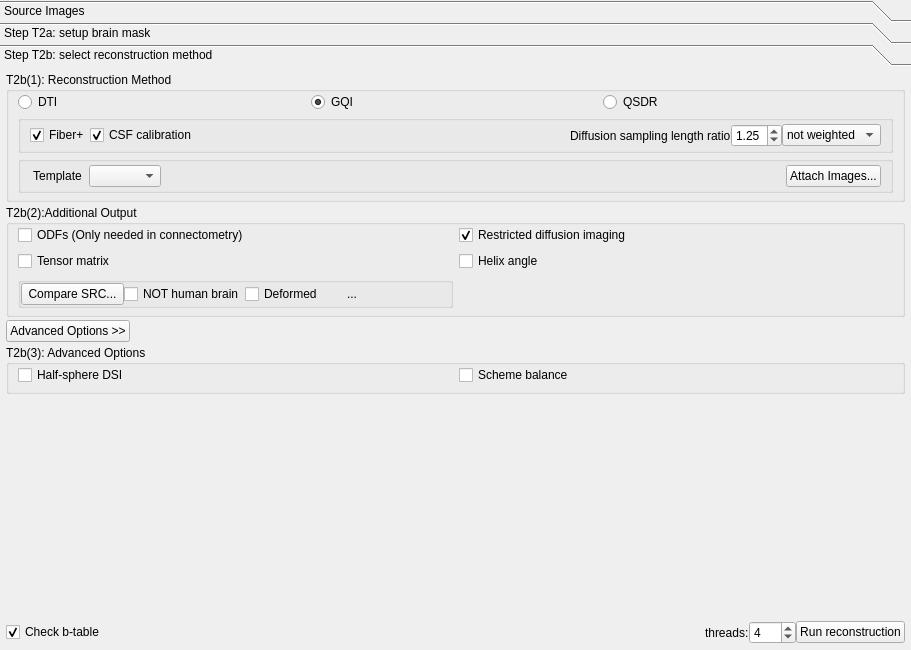
Above: reconstruction/reconstruction_window.ui from frankyeh/DSI-Studio before the change. Below: the same form after it.
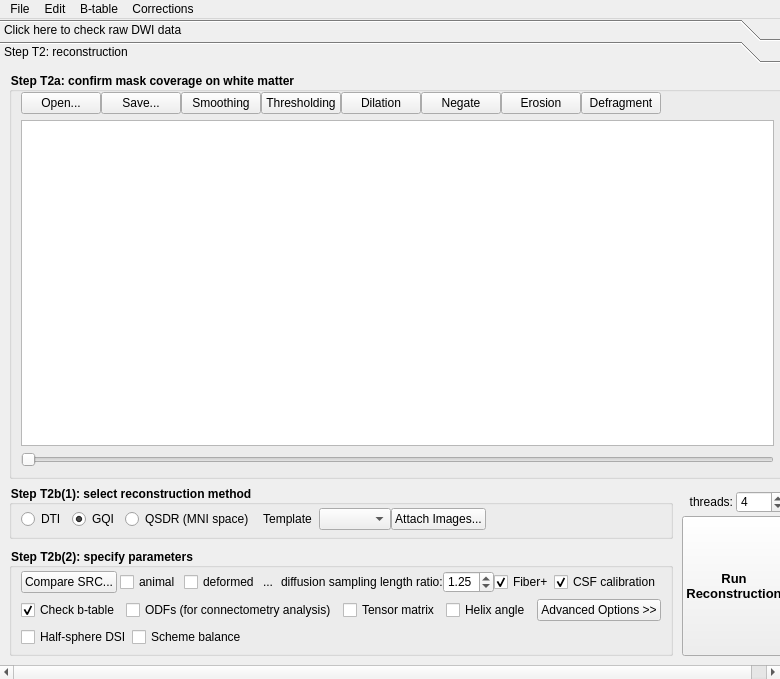
That is the form after the change. Icons and pictures are not drawn.

Commit message: [gui] remake recon GUI

Diff of the .ui file:
```diff
--- a/reconstruction/reconstruction_window.ui
+++ b/reconstruction/reconstruction_window.ui
@@ -6,8 +6,8 @@
    <rect>
     <x>0</x>
     <y>0</y>
-    <width>911</width>
-    <height>650</height>
+    <width>780</width>
+    <height>679</height>
    </rect>
   </property>
   <property name="sizePolicy">
@@ -30,6 +30,10 @@
   <property name="windowTitle">
    <string>Reconstruction</string>
   </property>
+  <property name="styleSheet">
+   <string notr="true">QGroupBox { font-weight: bold; } 
+QToolBox { font-weight: bold; } </string>
+  </property>
   <widget class="QWidget" name="centralwidget">
    <layout class="QVBoxLayout" name="verticalLayout">
     <property name="spacing">
@@ -50,7 +54,7 @@
     <item>
      <widget class="QToolBox" name="toolBox">
       <property name="currentIndex">
-       <number>2</number>
+       <number>1</number>
       </property>
       <property name="tabSpacing">
        <number>0</number>
@@ -60,12 +64,12 @@
         <rect>
          <x>0</x>
          <y>0</y>
-         <width>911</width>
-         <height>563</height>
+         <width>780</width>
+         <height>616</height>
         </rect>
        </property>
        <attribute name="label">
-        <string>Source Images</string>
+        <string>Click here to check raw DWI data</string>
        </attribute>
        <layout class="QHBoxLayout" name="horizontalLayout_25">
         <item>
@@ -392,16 +396,23 @@
         <rect>
          <x>0</x>
          <y>0</y>
-         <width>911</width>
-         <height>563</height>
+         <width>780</width>
+         <height>616</height>
         </rect>
        </property>
        <attribute name="label">
-        <string>Step T2a: setup brain mask</string>
+        <string>Step T2: reconstruction</string>
        </attribute>
-       <layout class="QGridLayout" name="gridLayout_2">
-        <item row="0" column="0">
-         <layout class="QVBoxLayout" name="verticalLayout_5">
+       <layout class="QVBoxLayout" name="verticalLayout_5" stretch="1,0">
+        <item>
+         <widget class="QGroupBox" name="groupBox_2">
+          <property name="title">
+           <string>Step T2a: confirm mask coverage on white matter</string>
+          </property>
+          <layout class="QVBoxLayout" name="verticalLayout_2">
+           <property name="topMargin">
+            <number>0</number>
+           </property>
           <item>
            <layout class="QVBoxLayout" name="verticalLayout_3">
             <item>
@@ -501,54 +512,38 @@
            </layout>
           </item>
          </layout>
-        </item>
-       </layout>
-      </widget>
-      <widget class="QWidget" name="page">
-       <property name="geometry">
-        <rect>
-         <x>0</x>
-         <y>0</y>
-         <width>911</width>
-         <height>563</height>
-        </rect>
-       </property>
-       <property name="minimumSize">
-        <size>
-         <width>0</width>
-         <height>0</height>
-        </size>
-       </property>
-       <attribute name="label">
-        <string>Step T2b: select reconstruction method</string>
-       </attribute>
-       <layout class="QVBoxLayout" name="verticalLayout_2">
+         </widget>
+        </item>
+        <item>
+         <layout class="QHBoxLayout" name="horizontalLayout_6">
+          <property name="spacing">
+           <number>9</number>
+          </property>
+          <property name="topMargin">
+           <number>0</number>
+          </property>
+          <item>
+           <layout class="QVBoxLayout" name="verticalLayout_13">
         <property name="spacing">
-         <number>3</number>
-        </property>
-        <property name="leftMargin">
-         <number>6</number>
-        </property>
+             <number>9</number>
+            </property>
         <property name="topMargin">
-         <number>6</number>
+             <number>0</number>
         </property>
         <property name="rightMargin">
-         <number>6</number>
-        </property>
-        <property name="bottomMargin">
-         <number>6</number>
+             <number>0</number>
         </property>
         <item>
          <widget class="QGroupBox" name="groupBox">
           <property name="title">
-           <string>T2b(1): Reconstruction Method</string>
+               <string>Step T2b(1): select reconstruction method</string>
           </property>
           <layout class="QVBoxLayout" name="verticalLayout_10">
            <property name="spacing">
-            <number>3</number>
+                <number>6</number>
            </property>
            <property name="topMargin">
-            <number>0</number>
+                <number>3</number>
            </property>
            <property name="bottomMargin">
             <number>6</number>
@@ -581,129 +576,24 @@
                 <bool>true</bool>
                </property>
                <property name="text">
-                <string>QSDR</string>
+                    <string>QSDR (MNI space)</string>
                </property>
               </widget>
              </item>
-            </layout>
-           </item>
            <item>
-            <widget class="QGroupBox" name="GQIOption_2">
-             <layout class="QHBoxLayout" name="GQIOption">
-              <property name="spacing">
-               <number>0</number>
-              </property>
-              <property name="leftMargin">
-               <number>9</number>
-              </property>
-              <property name="topMargin">
-               <number>3</number>
-              </property>
-              <property name="bottomMargin">
-               <number>3</number>
-              </property>
-              <item>
-               <widget class="QCheckBox" name="odf_resolving">
-                <property name="text">
-                 <string>Fiber+</string>
-                </property>
-                <property name="checked">
-                 <bool>true</bool>
-                </property>
-               </widget>
-              </item>
-              <item>
-               <widget class="QCheckBox" name="csf_calibration">
-                <property name="text">
-                 <string>CSF calibration</string>
-                </property>
-                <property name="checked">
-                 <bool>true</bool>
-                </property>
-               </widget>
-              </item>
-              <item>
-               <spacer name="horizontalSpacer_9">
-                <property name="orientation">
-                 <enum>Qt::Horizontal</enum>
-                </property>
-                <property name="sizeHint" stdset="0">
-                 <size>
-                  <width>40</width>
-                  <height>20</height>
-                 </size>
-                </property>
-               </spacer>
-              </item>
-              <item>
-               <widget class="QLabel" name="label_7">
-                <property name="text">
-                 <string>Diffusion sampling length ratio</string>
-                </property>
-               </widget>
-              </item>
-              <item>
-               <widget class="QDoubleSpinBox" name="diffusion_sampling">
-                <property name="maximumSize">
-                 <size>
-                  <width>75</width>
-                  <height>16777215</height>
-                 </size>
-                </property>
-                <property name="decimals">
-                 <number>2</number>
-                </property>
-                <property name="minimum">
-                 <double>0.050000000000000</double>
-                </property>
-                <property name="maximum">
-                 <double>3.000000000000000</double>
-                </property>
-                <property name="singleStep">
-                 <double>0.050000000000000</double>
-                </property>
-                <property name="value">
-                 <double>1.250000000000000</double>
-                </property>
-               </widget>
-              </item>
-              <item>
-               <widget class="QComboBox" name="ODFDef">
-                <property name="maximumSize">
-                 <size>
-                  <width>150</width>
-                  <height>16777215</height>
-                 </size>
-                </property>
-                <item>
-                 <property name="text">
-                  <string>not weighted</string>
-                 </property>
-                </item>
-                <item>
-                 <property name="text">
-                  <string>r^2 weighted</string>
-                 </property>
-                </item>
-               </widget>
-              </item>
-             </layout>
-            </widget>
-           </item>
-           <item>
-            <widget class="QGroupBox" name="ResolutionBox">
-             <property name="title">
-              <string/>
-             </property>
-             <property name="flat">
-              <bool>false</bool>
-             </property>
+                  <widget class="QWidget" name="ResolutionBox" native="true">
              <layout class="QHBoxLayout" name="horizontalLayout_7">
+                    <property name="leftMargin">
+                     <number>0</number>
+                    </property>
               <property name="topMargin">
-               <number>3</number>
+                     <number>0</number>
+                    </property>
+                    <property name="rightMargin">
+                     <number>0</number>
               </property>
               <property name="bottomMargin">
-               <number>3</number>
+                     <number>0</number>
               </property>
               <item>
                <layout class="QHBoxLayout" name="horizontalLayout_10">
@@ -720,19 +610,6 @@
                 <item>
                  <widget class="QComboBox" name="primary_template"/>
                 </item>
-                <item>
-                 <spacer name="horizontalSpacer_5">
-                  <property name="orientation">
-                   <enum>Qt::Horizontal</enum>
-                  </property>
-                  <property name="sizeHint" stdset="0">
-                   <size>
-                    <width>40</width>
-                    <height>20</height>
-                   </size>
-                  </property>
-                 </spacer>
-                </item>
                 <item>
                  <widget class="QPushButton" name="add_t1t2">
                   <property name="sizePolicy">
@@ -751,46 +628,55 @@
              </layout>
             </widget>
            </item>
+                 <item>
+                  <spacer name="horizontalSpacer_7">
+                   <property name="orientation">
+                    <enum>Qt::Horizontal</enum>
+                   </property>
+                   <property name="sizeHint" stdset="0">
+                    <size>
+                     <width>40</width>
+                     <height>20</height>
+                    </size>
+                   </property>
+                  </spacer>
+                 </item>
+                </layout>
+               </item>
           </layout>
          </widget>
         </item>
         <item>
          <widget class="QGroupBox" name="Output">
           <property name="title">
-           <string>T2b(2):Additional Output</string>
-          </property>
-          <layout class="QGridLayout" name="gridLayout_3">
+               <string>Step T2b(2): specify parameters</string>
+              </property>
+              <layout class="QVBoxLayout" name="verticalLayout_7">
+               <property name="spacing">
+                <number>6</number>
+               </property>
            <property name="topMargin">
-            <number>0</number>
+                <number>3</number>
            </property>
            <property name="bottomMargin">
             <number>6</number>
            </property>
-           <item row="1" column="0">
-            <widget class="QCheckBox" name="RecordODF">
-             <property name="text">
-              <string>ODFs (Only needed in connectometry)</string>
-             </property>
-            </widget>
-           </item>
-           <item row="1" column="1">
-            <widget class="QCheckBox" name="rdi">
-             <property name="text">
-              <string>Restricted diffusion imaging</string>
-             </property>
-             <property name="checked">
-              <bool>true</bool>
-             </property>
-            </widget>
-           </item>
-           <item row="6" column="0">
-            <widget class="QGroupBox" name="DT_Option">
-             <property name="title">
-              <string/>
-             </property>
+               <item>
+                <layout class="QHBoxLayout" name="horizontalLayout_2">
+                 <property name="spacing">
+                  <number>0</number>
+                 </property>
+                 <property name="topMargin">
+                  <number>0</number>
+                 </property>
+                 <property name="rightMargin">
+                  <number>0</number>
+                 </property>
+                 <item>
+                  <widget class="QWidget" name="DT_Option" native="true">
              <layout class="QHBoxLayout" name="horizontalLayout">
               <property name="spacing">
-               <number>0</number>
+                     <number>3</number>
               </property>
               <property name="leftMargin">
                <number>0</number>
@@ -814,7 +700,7 @@
               <item>
                <widget class="QCheckBox" name="not_human_brain">
                 <property name="text">
-                 <string>NOT human brain</string>
+                       <string>animal</string>
                 </property>
                </widget>
               </item>
@@ -827,7 +713,7 @@
                  </sizepolicy>
                 </property>
                 <property name="text">
-                 <string>Deformed</string>
+                       <string>deformed</string>
                 </property>
                </widget>
               </item>
@@ -838,28 +724,156 @@
                 </property>
                </widget>
               </item>
+                    <item>
+                     <spacer name="horizontalSpacer_3">
+                      <property name="orientation">
+                       <enum>Qt::Horizontal</enum>
+                      </property>
+                      <property name="sizeHint" stdset="0">
+                       <size>
+                        <width>40</width>
+                        <height>20</height>
+                       </size>
+                      </property>
+                     </spacer>
+                    </item>
              </layout>
             </widget>
            </item>
-           <item row="3" column="0">
+                 <item>
+                  <widget class="QWidget" name="GQIOption_2" native="true">
+                   <layout class="QHBoxLayout" name="GQIOption">
+                    <property name="spacing">
+                     <number>0</number>
+                    </property>
+                    <property name="leftMargin">
+                     <number>0</number>
+                    </property>
+                    <property name="topMargin">
+                     <number>0</number>
+                    </property>
+                    <property name="rightMargin">
+                     <number>0</number>
+                    </property>
+                    <property name="bottomMargin">
+                     <number>0</number>
+                    </property>
+                    <item>
+                     <spacer name="horizontalSpacer_5">
+                      <property name="orientation">
+                       <enum>Qt::Horizontal</enum>
+                      </property>
+                      <property name="sizeHint" stdset="0">
+                       <size>
+                        <width>40</width>
+                        <height>20</height>
+                       </size>
+                      </property>
+                     </spacer>
+                    </item>
+                    <item>
+                     <widget class="QLabel" name="label_7">
+                      <property name="text">
+                       <string>diffusion sampling length ratio:</string>
+                      </property>
+                     </widget>
+                    </item>
+                    <item>
+                     <widget class="QDoubleSpinBox" name="diffusion_sampling">
+                      <property name="maximumSize">
+                       <size>
+                        <width>75</width>
+                        <height>16777215</height>
+                       </size>
+                      </property>
+                      <property name="decimals">
+                       <number>2</number>
+                      </property>
+                      <property name="minimum">
+                       <double>0.050000000000000</double>
+                      </property>
+                      <property name="maximum">
+                       <double>3.000000000000000</double>
+                      </property>
+                      <property name="singleStep">
+                       <double>0.050000000000000</double>
+                      </property>
+                      <property name="value">
+                       <double>1.250000000000000</double>
+                      </property>
+                     </widget>
+                    </item>
+                    <item>
+                     <widget class="QCheckBox" name="odf_resolving">
+                      <property name="text">
+                       <string>Fiber+</string>
+                      </property>
+                      <property name="checked">
+                       <bool>true</bool>
+                      </property>
+                     </widget>
+                    </item>
+                    <item>
+                     <widget class="QCheckBox" name="csf_calibration">
+                      <property name="text">
+                       <string>CSF calibration</string>
+                      </property>
+                      <property name="checked">
+                       <bool>true</bool>
+                      </property>
+                     </widget>
+                    </item>
+                   </layout>
+                  </widget>
+                 </item>
+                </layout>
+               </item>
+               <item>
+                <layout class="QHBoxLayout" name="horizontalLayout_4">
+                 <item>
+                  <widget class="QCheckBox" name="check_btable">
+                   <property name="text">
+                    <string>Check b-table</string>
+                   </property>
+                   <property name="checked">
+                    <bool>true</bool>
+                   </property>
+                  </widget>
+                 </item>
+                 <item>
+                  <widget class="QCheckBox" name="RecordODF">
+                   <property name="text">
+                    <string>ODFs (for connectometry analysis)</string>
+                   </property>
+                  </widget>
+                 </item>
+                 <item>
             <widget class="QCheckBox" name="output_tensor">
              <property name="text">
               <string>Tensor matrix</string>
              </property>
             </widget>
            </item>
-           <item row="3" column="1">
+                 <item>
             <widget class="QCheckBox" name="output_helix_angle">
              <property name="text">
               <string>Helix angle</string>
              </property>
             </widget>
            </item>
-          </layout>
-         </widget>
-        </item>
         <item>
-         <layout class="QHBoxLayout" name="horizontalLayout_19">
+                  <spacer name="horizontalSpacer_6">
+                   <property name="orientation">
+                    <enum>Qt::Horizontal</enum>
+                   </property>
+                   <property name="sizeHint" stdset="0">
+                    <size>
+                     <width>40</width>
+                     <height>20</height>
+                    </size>
+                   </property>
+                  </spacer>
+                 </item>
           <item>
            <widget class="QPushButton" name="AdvancedOptions">
             <property name="text">
@@ -867,30 +881,11 @@
             </property>
            </widget>
           </item>
-          <item>
-           <spacer name="horizontalSpacer_6">
-            <property name="orientation">
-             <enum>Qt::Horizontal</enum>
-            </property>
-            <property name="sizeHint" stdset="0">
-             <size>
-              <width>40</width>
-              <height>20</height>
-             </size>
-            </property>
-           </spacer>
-          </item>
          </layout>
         </item>
         <item>
          <widget class="QWidget" name="AdvancedWidget" native="true">
-          <property name="sizePolicy">
-           <sizepolicy hsizetype="Preferred" vsizetype="Minimum">
-            <horstretch>0</horstretch>
-            <verstretch>0</verstretch>
-           </sizepolicy>
-          </property>
-          <layout class="QVBoxLayout" name="verticalLayout_7">
+                 <layout class="QVBoxLayout" name="verticalLayout_12">
            <property name="spacing">
             <number>0</number>
            </property>
@@ -905,18 +900,6 @@
            </property>
            <property name="bottomMargin">
             <number>0</number>
-           </property>
-           <item>
-            <widget class="QGroupBox" name="ODFOption">
-             <property name="title">
-              <string>T2b(3): Advanced Options</string>
-             </property>
-             <layout class="QVBoxLayout" name="verticalLayout_9">
-              <property name="topMargin">
-               <number>0</number>
-              </property>
-              <property name="bottomMargin">
-               <number>6</number>
               </property>
               <item>
                <layout class="QHBoxLayout" name="horizontalLayout_18">
@@ -937,64 +920,6 @@
                   </property>
                  </widget>
                 </item>
-               </layout>
-              </item>
-             </layout>
-            </widget>
-           </item>
-          </layout>
-         </widget>
-        </item>
-        <item>
-         <spacer name="verticalSpacer">
-          <property name="orientation">
-           <enum>Qt::Vertical</enum>
-          </property>
-          <property name="sizeType">
-           <enum>QSizePolicy::Expanding</enum>
-          </property>
-          <property name="sizeHint" stdset="0">
-           <size>
-            <width>20</width>
-            <height>40</height>
-           </size>
-          </property>
-         </spacer>
-        </item>
-        <item>
-         <widget class="QWidget" name="widget" native="true">
-          <property name="sizePolicy">
-           <sizepolicy hsizetype="Preferred" vsizetype="Maximum">
-            <horstretch>0</horstretch>
-            <verstretch>0</verstretch>
-           </sizepolicy>
-          </property>
-          <layout class="QHBoxLayout" name="horizontalLayout_20">
-           <property name="spacing">
-            <number>0</number>
-           </property>
-           <property name="leftMargin">
-            <number>0</number>
-           </property>
-           <property name="topMargin">
-            <number>0</number>
-           </property>
-           <property name="rightMargin">
-            <number>0</number>
-           </property>
-           <property name="bottomMargin">
-            <number>0</number>
-           </property>
-           <item>
-            <widget class="QCheckBox" name="check_btable">
-             <property name="text">
-              <string>Check b-table</string>
-             </property>
-             <property name="checked">
-              <bool>true</bool>
-             </property>
-            </widget>
-           </item>
            <item>
             <spacer name="horizontalSpacer">
              <property name="orientation">
@@ -1008,16 +933,37 @@
              </property>
             </spacer>
            </item>
+                   </layout>
+                  </item>
+                 </layout>
+                </widget>
+               </item>
+              </layout>
+             </widget>
+            </item>
+           </layout>
+          </item>
            <item>
-            <layout class="QHBoxLayout" name="horizontalLayout_2">
+           <layout class="QVBoxLayout" name="verticalLayout_9" stretch="0,1">
+            <property name="spacing">
+             <number>3</number>
+            </property>
+            <property name="topMargin">
+             <number>6</number>
+            </property>
              <property name="rightMargin">
               <number>0</number>
              </property>
+            <item>
+             <layout class="QHBoxLayout" name="horizontalLayout_3">
              <item>
               <widget class="QLabel" name="label_9">
                <property name="text">
                 <string>threads:</string>
                </property>
+                <property name="alignment">
+                 <set>Qt::AlignRight|Qt::AlignTrailing|Qt::AlignVCenter</set>
+                </property>
               </widget>
              </item>
              <item>
@@ -1038,7 +984,7 @@
            <item>
             <widget class="QPushButton" name="doDTI">
              <property name="sizePolicy">
-              <sizepolicy hsizetype="Preferred" vsizetype="Maximum">
+               <sizepolicy hsizetype="Preferred" vsizetype="Preferred">
                <horstretch>0</horstretch>
                <verstretch>0</verstretch>
               </sizepolicy>
@@ -1049,13 +995,32 @@
                <height>16777215</height>
               </size>
              </property>
+              <property name="font">
+               <font>
+                <pointsize>10</pointsize>
+                <weight>75</weight>
+                <bold>true</bold>
+               </font>
+              </property>
+              <property name="layoutDirection">
+               <enum>Qt::LeftToRight</enum>
+              </property>
              <property name="text">
-              <string>Run reconstruction</string>
-             </property>
+               <string>Run
+Reconstruction</string>
+              </property>
+              <property name="icon">
+               <iconset resource="../icons.qrc">
+                <normaloff>:/icons/icons/run.xpm</normaloff>:/icons/icons/run.xpm</iconset>
+              </property>
+              <property name="flat">
+               <bool>false</bool>
+              </property>
             </widget>
            </item>
           </layout>
-         </widget>
+          </item>
+         </layout>
         </item>
        </layout>
       </widget>
@@ -1068,10 +1033,66 @@
     <rect>
      <x>0</x>
      <y>0</y>
-     <width>911</width>
+     <width>780</width>
      <height>21</height>
     </rect>
    </property>
+   <widget class="QMenu" name="menuFile">
+    <property name="title">
+     <string>File</string>
+    </property>
+    <addaction name="actionSave_SRC_file_as"/>
+    <addaction name="actionSave_4D_nifti"/>
+    <addaction name="actionSave_b0"/>
+    <addaction name="actionSave_DWI_sum"/>
+   </widget>
+   <widget class="QMenu" name="menuB_table">
+    <property name="title">
+     <string>B-table</string>
+    </property>
+    <addaction name="actionSave_b_table"/>
+    <addaction name="actionSave_bvals"/>
+    <addaction name="actionSave_bvecs"/>
+    <addaction name="separator"/>
+    <addaction name="actionFlip_bx"/>
+    <addaction name="actionFlip_by"/>
+    <addaction name="actionFlip_bz"/>
+   </widget>
+   <widget class="QMenu" name="menuCorrections">
+    <property name="title">
+     <string>Corrections</string>
+    </property>
+    <addaction name="actionCorrect_AP_PA_scans"/>
+    <addaction name="actionEddy_Motion_Correction"/>
+   </widget>
+   <widget class="QMenu" name="menuEdit">
+    <property name="title">
+     <string>Edit</string>
+    </property>
+    <addaction name="actionFlip_x"/>
+    <addaction name="actionFlip_y"/>
+    <addaction name="actionFlip_z"/>
+    <addaction name="actionFlip_xy"/>
+    <addaction name="actionFlip_xz"/>
+    <addaction name="actionFlip_yz"/>
+    <addaction name="separator"/>
+    <addaction name="actionManual_Rotation"/>
+    <addaction name="actionRotate_to_MNI"/>
+    <addaction name="separator"/>
+    <addaction name="actionResample"/>
+    <addaction name="actionRotate"/>
+    <addaction name="actionImage_upsample_to_T1W_TESTING"/>
+    <addaction name="separator"/>
+    <addaction name="actionErase_Background_Signals"/>
+    <addaction name="actionTrim_image"/>
+    <addaction name="separator"/>
+    <addaction name="actionReplace_b0_by_T2W_image"/>
+    <addaction name="actionEnable_TEST_features"/>
+   </widget>
+   <addaction name="menuFile"/>
+   <addaction name="menuEdit"/>
+   <addaction name="menuB_table"/>
+   <addaction name="menuCorrections"/>
   </widget>
   <action name="actionSave_4D_nifti">
    <property name="icon">
@@ -1188,15 +1209,6 @@
     <string>Rotate to MNI...</string>
    </property>
   </action>
-  <action name="actionSave_DWI_sum">
-   <property name="icon">
-    <iconset resource="../icons.qrc">
-     <normaloff>:/icons/icons/save.xpm</normaloff>:/icons/icons/save.xpm</iconset>
-   </property>
-   <property name="text">
-    <string>Save DWI sum...</string>
-   </property>
-  </action>
   <action name="actionFlip_bx">
    <property name="text">
     <string>flip bx</string>
@@ -1233,7 +1245,16 @@
   </action>
   <action name="actionEddy_Motion_Correction">
    <property name="text">
-    <string>Eddy/Motion Correction...</string>
+    <string>Motion Correction...</string>
+   </property>
+  </action>
+  <action name="actionSave_DWI_sum">
+   <property name="icon">
+    <iconset resource="../icons.qrc">
+     <normaloff>:/icons/icons/save.xpm</normaloff>:/icons/icons/save.xpm</iconset>
+   </property>
+   <property name="text">
+    <string>Save DWI sum...</string>
    </property>
   </action>
  </widget>
```
Lines whose indentation alone changed are shown as unchanged. The commit also changes 1 other file.
